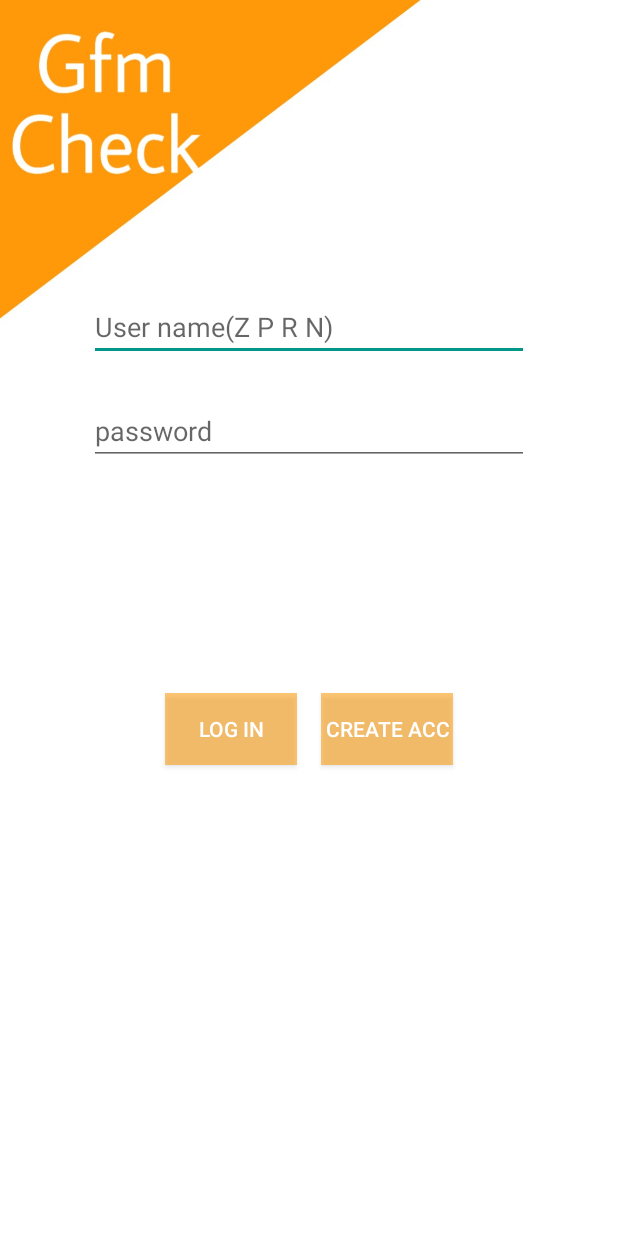
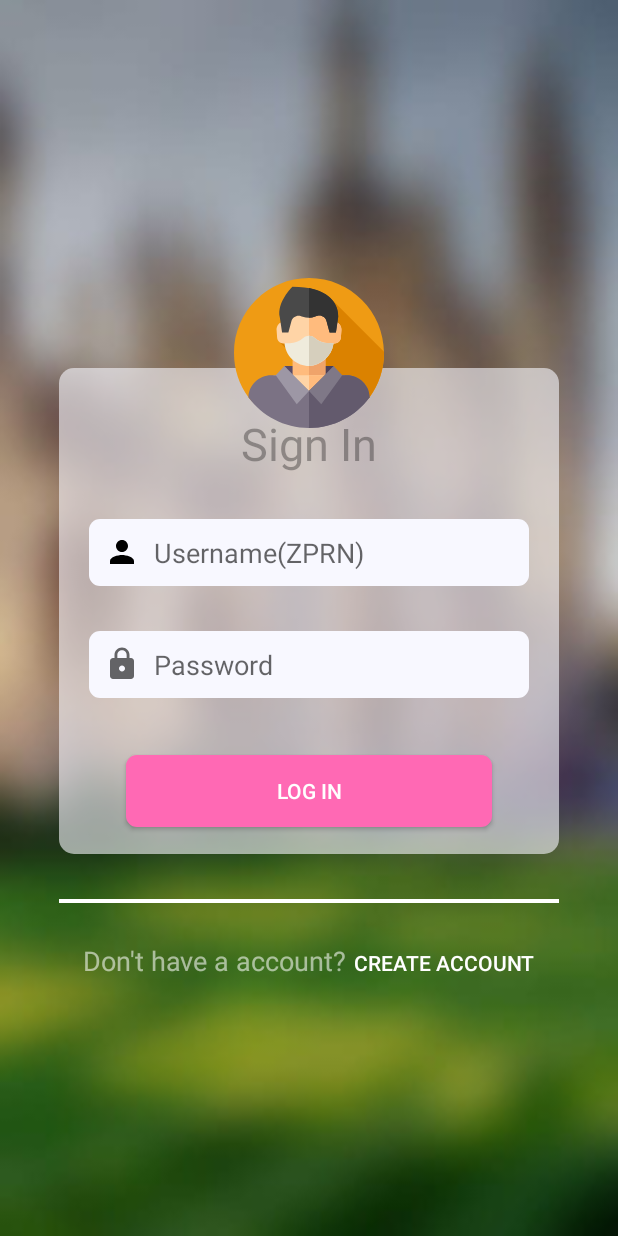
Before and after one commit to Asbaharoon/Students-academic, an Android app: the screen it shows after launch (loginact), on a phone screen of 412 x 824 dp. Run offline under Robolectric (Android 15) with nearby library versions, the phone set to English and light mode, and no system bars; our stand-ins replace Firebase (no records; nobody signed in at launch, a user with empty details on screens opened directly).

Commit message:
updated ui of login act

```diff
--- /dev/null
+++ b/app/src/main/res/drawable/curved_white_shape.xml
@@ -0,0 +1,14 @@
+<?xml version="1.0" encoding="utf-8"?>
+<selector xmlns:android="http://schemas.android.com/apk/res/android">
+
+    <item>
+
+        <shape android:shape="rectangle">
+            <solid android:color="#F8F8FF" />
+
+            <!--corners allow us to make the rounded corners button-->
+            <corners android:radius="7dp"/>
+
+        </shape>
+
+    </item></selector>
--- /dev/null
+++ b/app/src/main/res/drawable/ic_baseline_account_circle_24.xml
@@ -0,0 +1,5 @@
+<vector android:height="24dp" android:tint="#FF69B4"
+    android:viewportHeight="24" android:viewportWidth="24"
+    android:width="24dp" xmlns:android="http://schemas.android.com/apk/res/android">
+    <path android:fillColor="@android:color/white" android:pathData="M12,2C6.48,2 2,6.48 2,12s4.48,10 10,10 10,-4.48 10,-10S17.52,2 12,2zM12,5c1.66,0 3,1.34 3,3s-1.34,3 -3,3 -3,-1.34 -3,-3 1.34,-3 3,-3zM12,19.2c-2.5,0 -4.71,-1.28 -6,-3.22 0.03,-1.99 4,-3.08 6,-3.08 1.99,0 5.97,1.09 6,3.08 -1.29,1.94 -3.5,3.22 -6,3.22z"/>
+</vector>
--- /dev/null
+++ b/app/src/main/res/drawable/ic_baseline_lock_24.xml
@@ -0,0 +1,10 @@
+<vector xmlns:android="http://schemas.android.com/apk/res/android"
+    android:width="24dp"
+    android:height="24dp"
+    android:viewportWidth="24"
+    android:viewportHeight="24"
+    android:tint="?attr/colorControlNormal">
+  <path
+      android:fillColor="@android:color/white"
+      android:pathData="M18,8h-1L17,6c0,-2.76 -2.24,-5 -5,-5S7,3.24 7,6v2L6,8c-1.1,0 -2,0.9 -2,2v10c0,1.1 0.9,2 2,2h12c1.1,0 2,-0.9 2,-2L20,10c0,-1.1 -0.9,-2 -2,-2zM12,17c-1.1,0 -2,-0.9 -2,-2s0.9,-2 2,-2 2,0.9 2,2 -0.9,2 -2,2zM15.1,8L8.9,8L8.9,6c0,-1.71 1.39,-3.1 3.1,-3.1 1.71,0 3.1,1.39 3.1,3.1v2z"/>
+</vector>
--- /dev/null
+++ b/app/src/main/res/drawable/ic_baseline_supervisor_account_24.xml
@@ -0,0 +1,5 @@
+<vector android:height="24dp" android:tint="#FF69B4"
+    android:viewportHeight="24" android:viewportWidth="24"
+    android:width="24dp" xmlns:android="http://schemas.android.com/apk/res/android">
+    <path android:fillColor="@android:color/white" android:pathData="M16.5,12c1.38,0 2.49,-1.12 2.49,-2.5S17.88,7 16.5,7C15.12,7 14,8.12 14,9.5s1.12,2.5 2.5,2.5zM9,11c1.66,0 2.99,-1.34 2.99,-3S10.66,5 9,5C7.34,5 6,6.34 6,8s1.34,3 3,3zM16.5,14c-1.83,0 -5.5,0.92 -5.5,2.75L11,19h11v-2.25c0,-1.83 -3.67,-2.75 -5.5,-2.75zM9,13c-2.33,0 -7,1.17 -7,3.5L2,19h7v-2.25c0,-0.85 0.33,-2.34 2.37,-3.47C10.5,13.1 9.66,13 9,13z"/>
+</vector>
--- /dev/null
+++ b/app/src/main/res/drawable/ic_man.xml
@@ -0,0 +1,60 @@
+<vector xmlns:android="http://schemas.android.com/apk/res/android"
+    android:width="512dp"
+    android:height="512dp"
+    android:viewportWidth="512"
+    android:viewportHeight="512">
+  <path
+      android:pathData="m512,256c0,56.5 -18.31,108.72 -49.31,151.06 -46.57,63.62 -121.81,39.523 -206.69,39.523s-160.12,24.097 -206.69,-39.523c-31,-42.34 -49.31,-94.56 -49.31,-151.06 0,-141.38 114.62,-256 256,-256s256,114.62 256,256z"
+      android:fillColor="#ef9b14"/>
+  <path
+      android:pathData="m256,446.583c84.88,0 160.12,24.097 206.69,-39.523 31,-42.34 49.31,-94.56 49.31,-151.06 0,-1.499 -0.031,-2.991 -0.057,-4.484l-178.235,-178.236 -176.722,146.793 36.185,36.423c4.285,15.789 21.649,58.684 21.649,58.684l-165.51,91.88v0.001c46.571,63.619 121.81,39.522 206.69,39.522z"
+      android:fillColor="#db8200"/>
+  <path
+      android:pathData="m172.246,300.33h167.507v43.67h-167.507z"
+      android:fillColor="#584b66"/>
+  <path
+      android:pathData="m256,300.33h83.75v43.67h-83.75z"
+      android:fillColor="#4a3e56"/>
+  <path
+      android:pathData="m199.97,260.488h112.06v118.84h-112.06z"
+      android:fillColor="#ffbb7d"/>
+  <path
+      android:pathData="m256,260.491h56.03v118.84h-56.03z"
+      android:fillColor="#efa36a"/>
+  <path
+      android:pathData="m134.563,332.292h242.875v114.294h-242.875z"
+      android:fillColor="#ffd4a6"/>
+  <path
+      android:pathData="m256,332.292h121.44v114.291h-121.44z"
+      android:fillColor="#ffbb7d"/>
+  <path
+      android:pathData="m462.69,407.06c-46.57,63.62 -121.81,104.94 -206.69,104.94s-160.12,-41.32 -206.69,-104.94c1.28,-41.51 35.34,-74.77 77.16,-74.77h73.5l56.03,53.71 56.03,-53.71h73.51c41.83,0 75.88,33.25 77.15,74.77z"
+      android:fillColor="#7b7284"/>
+  <path
+      android:pathData="m462.69,407.06c-46.57,63.62 -121.81,104.94 -206.69,104.94v-126l43.81,-42 12.22,-11.71h73.51c41.83,0 75.88,33.25 77.15,74.77z"
+      android:fillColor="#635a6d"/>
+  <path
+      android:pathData="m349.62,151.149c-3.955,-60.043 -52.523,-82.233 -93.62,-82.233s-89.665,22.19 -93.62,82.233c-10.628,2.055 -18.177,15.995 -16.988,27.265l1.822,25.648c1.247,11.835 11.65,20.476 23.115,19.19l1.977,-0.214c23.485,63.063 60.316,69.638 83.694,73.33 23.378,-3.692 60.209,-10.267 83.694,-73.33l1.977,0.214c11.465,1.286 21.868,-7.354 23.115,-19.19l1.822,-25.648c1.189,-11.27 -6.36,-25.21 -16.988,-27.265z"
+      android:fillColor="#ffd4a6"/>
+  <path
+      android:pathData="m366.609,178.414 l-1.822,25.648c-1.247,11.835 -11.65,20.476 -23.115,19.19l-1.977,-0.214c-8.027,21.528 -17.602,36.48 -27.664,46.971 -19.404,20.242 -40.629,23.924 -56.03,26.359v-227.452c41.097,0 89.665,22.19 93.62,82.233 10.627,2.055 18.176,15.995 16.988,27.265z"
+      android:fillColor="#ffbb7d"/>
+  <path
+      android:pathData="m275.826,204.523c-11.431,-9.719 -28.221,-9.719 -39.652,0 -12.748,10.838 -28.758,17.094 -45.477,17.771l-18.392,0.744 1.233,7.414c6.705,40.322 41.586,69.882 82.461,69.882 41.791,-2.318 76.381,-33.318 83.247,-74.606l0.447,-2.69 -18.392,-0.744c-16.717,-0.677 -32.727,-6.933 -45.475,-17.771z"
+      android:fillColor="#efebdc"/>
+  <path
+      android:pathData="m339.69,223.04 l-0.44,2.69c-3.43,20.65 -13.8,38.72 -28.53,51.92s-33.82,21.53 -54.72,22.68v-103.1c7.06,0 14.12,2.43 19.83,7.29 12.74,10.84 28.75,17.1 45.47,17.77z"
+      android:fillColor="#d6cfbd"/>
+  <path
+      android:pathData="m172.246,300.33 l83.754,85.67 -41.877,45 -71.623,-98.708z"
+      android:fillColor="#9d97a5"/>
+  <path
+      android:pathData="m339.754,300.33 l-83.754,85.67 41.877,45 71.623,-98.708z"
+      android:fillColor="#7f7887"/>
+  <path
+      android:pathData="m199.25,29.5s-54.148,52.78 -42.933,104.863l7.816,51.887h21.5l10.279,-38.262c3.657,-13.613 17.69,-21.868 31.264,-18.07 1.306,0.365 2.605,0.777 3.895,1.235l3.759,1.334c13.766,4.886 28.778,4.402 42.388,-0.901 2.742,-1.068 5.534,-1.924 8.354,-2.57 13.376,-3.063 26.774,5.051 30.334,18.304l10.459,38.93h21.5l7.795,-54.024c1.673,-46.309 -35.554,-102.726 -156.41,-102.726z"
+      android:fillColor="#494949"/>
+  <path
+      android:pathData="m355.66,132.23 l-7.79,54.02h-21.5l-10.46,-38.93c-3.56,-13.25 -16.96,-21.37 -30.34,-18.3 -2.82,0.64 -5.61,1.5 -8.35,2.57 -6.84,2.66 -14.02,4.11 -21.22,4.27v-101.39c76.11,14.76 101.03,59.68 99.66,97.76z"
+      android:fillColor="#333"/>
+</vector>
--- /dev/null
+++ b/app/src/main/res/drawable/shape_button.xml
@@ -0,0 +1,14 @@
+<?xml version="1.0" encoding="utf-8"?>
+<selector xmlns:android="http://schemas.android.com/apk/res/android">
+
+    <item>
+
+        <shape android:shape="rectangle">
+            <solid android:color="#FF69B4" />
+
+            <!--corners allow us to make the rounded corners button-->
+            <corners android:radius="7dp"/>
+
+        </shape>
+
+    </item></selector>
--- /dev/null
+++ b/app/src/main/res/drawable/transparent_curved_white_shape.xml
@@ -0,0 +1,14 @@
+<?xml version="1.0" encoding="utf-8"?>
+<selector xmlns:android="http://schemas.android.com/apk/res/android">
+
+    <item>
+
+        <shape android:shape="rectangle">
+            <solid android:color="#98F8F8FF" />
+
+            <!--corners allow us to make the rounded corners button-->
+            <corners android:radius="10dp"/>
+
+        </shape>
+
+    </item></selector>
--- a/app/src/main/res/layout/activity_loginact.xml
+++ b/app/src/main/res/layout/activity_loginact.xml
@@ -4,72 +4,147 @@
     xmlns:tools="http://schemas.android.com/tools"
     android:layout_width="match_parent"
     android:layout_height="match_parent"
-    android:background="@drawable/bgd1"
+    android:background="@drawable/clgbackground"
     android:orientation="vertical"
     tools:context=".loginact">
 
+
+    <ScrollView
+        android:layout_width="match_parent"
+        android:layout_height="match_parent">
+
+        <LinearLayout
+            android:layout_width="match_parent"
+            android:layout_height="wrap_content"
+            android:orientation="vertical" >
+
+            <Button
+                android:id="@+id/bu"
+                android:layout_width="100dp"
+                android:layout_height="100dp"
+                android:layout_gravity="center"
+                android:layout_marginTop="185dp"
+                android:layout_marginBottom="-40dp"
+                android:background="@drawable/ic_man"
+                android:gravity="center"
+                android:text="" />
+
+
+            <LinearLayout
+            android:layout_width="match_parent"
+            android:layout_height="wrap_content"
+
+            android:paddingTop="0dp"
+            android:gravity="center"
+            android:layout_marginLeft="39dp"
+            android:layout_marginRight="39dp"
+                android:paddingBottom="10dp"
+            android:orientation="vertical"
+            android:background="@drawable/transparent_curved_white_shape">
+
+            <TextView
+                android:id="@+id/textView2001"
+                android:layout_width="match_parent"
+                android:layout_height="wrap_content"
+                android:layout_marginTop="30dp"
+                android:layout_marginBottom="30dp"
+                android:gravity="center"
+                android:text="Sign In"
+                android:textColor="#63272525"
+                android:textSize="30sp" />
 
             <EditText
                 android:id="@+id/editText"
                 android:layout_width="match_parent"
                 android:layout_height="wrap_content"
-        android:layout_marginStart="59dp"
-        android:layout_marginLeft="59dp"
-        android:layout_marginTop="195dp"
-        android:layout_marginEnd="59dp"
-        android:layout_marginRight="59dp"
+                android:layout_gravity="center"
+                android:background="@drawable/curved_white_shape"
+                android:drawableLeft="@drawable/ic_person_black_24dp"
                 android:ems="10"
-        android:hint="User name(Z P R N)"
-        android:inputType="textPersonName" />
+                android:hint="  Username(ZPRN)"
+                android:inputType="textPersonName"
+                android:layout_marginLeft="20dp"
+                android:layout_marginRight="20dp"
+                android:padding="10dp" />
 
             <EditText
                 android:id="@+id/editText2"
                 android:layout_width="match_parent"
                 android:layout_height="wrap_content"
-        android:layout_marginTop="24dp"
-        android:layout_marginStart="59dp"
-        android:layout_marginLeft="59dp"
-        android:layout_marginEnd="59dp"
-        android:layout_marginRight="59dp"
+
+                android:background="@drawable/curved_white_shape"
+                android:drawableLeft="@drawable/ic_baseline_lock_24"
                 android:ems="10"
-        android:hint="password"
-        android:inputType="textPassword" />
-
-    <LinearLayout
-        android:layout_marginTop="128dp"
-        android:layout_width="wrap_content"
-        android:layout_height="wrap_content"
-        android:layout_gravity="center_horizontal"
-        android:padding="16dp">
+                android:hint="  Password"
+                android:inputType="textPassword"
+                android:layout_marginLeft="20dp"
+                android:layout_marginRight="20dp"
+                android:layout_marginTop="30dp"
+                android:layout_marginBottom="30dp"
+                android:padding="10dp" />
 
             <Button
                 android:id="@+id/loginpagebutton"
                 android:layout_width="wrap_content"
                 android:layout_height="wrap_content"
-            android:background="#88FF9800"
+                android:layout_gravity="center"
+                android:layout_margin="8dp"
+                android:paddingRight="100dp"
+                android:paddingLeft="100dp"
+                android:background="@drawable/shape_button"
                 android:text="log in"
-            android:layout_margin="8dp"
+
                 android:textColor="#FFFFFF" />
+            </LinearLayout>
+
+            <TextView
+                android:id="@+id/textView2"
+                android:layout_width="match_parent"
+                android:layout_height="wrap_content"
+                android:text=""
+                android:layout_marginTop="30dp"
+                android:textSize="1dp"
+                android:layout_marginLeft="39dp"
+                android:layout_marginRight="39dp"
+                android:background="#FFFFFF"/>
+            <LinearLayout
+                android:layout_width="wrap_content"
+                android:layout_height="wrap_content"
+                android:layout_gravity="center_horizontal"
+                android:layout_marginTop="0dp"
+                android:padding="16dp">
+
+
+                <TextView
+                    android:id="@+id/textView4001"
+                    android:layout_width="wrap_content"
+                    android:layout_height="wrap_content"
+                    android:layout_weight="1"
+                    android:text="Don't have a account? "
+                    android:textColor="#90FFFFFF"
+                    android:textSize="18sp" />
 
                 <Button
                     android:id="@+id/signupbutton"
                     android:layout_width="wrap_content"
                     android:layout_height="wrap_content"
-            android:background="#88FF9800"
-            android:text="Create acc"
-            android:layout_margin="8dp"
+
+                    android:background="#00FF9800"
+                    android:text="Create account"
                     android:textColor="#FFFFFF" />
             </LinearLayout>
+        </LinearLayout>
+    </ScrollView>
+
 
     <TextView
+        android:id="@+id/a"
         android:layout_width="wrap_content"
         android:layout_height="wrap_content"
-        android:id="@+id/a"
         android:layout_marginStart="10sp"
+        android:layout_marginLeft="10sp"
         android:text="a"
-        android:layout_marginLeft="10sp"
-        android:visibility="gone"/>
-
+        android:visibility="gone" />
 
 
 </LinearLayout>
--- a/app/src/main/res/layout/fragment_settings.xml
+++ b/app/src/main/res/layout/fragment_settings.xml
@@ -1,13 +1,14 @@
 <?xml version="1.0" encoding="utf-8"?>
-<RelativeLayout xmlns:android="http://schemas.android.com/apk/res/android"
+<LinearLayout xmlns:android="http://schemas.android.com/apk/res/android"
     xmlns:app="http://schemas.android.com/apk/res-auto"
     android:layout_width="match_parent"
-    android:layout_height="match_parent">
+    android:layout_height="match_parent"
+    android:orientation="vertical">
+
     <LinearLayout
         android:layout_width="match_parent"
         android:layout_height="match_parent"
         android:orientation="vertical">
-
 
 
         <TextView
@@ -24,9 +25,10 @@
         <TextView
             android:layout_width="match_parent"
             android:layout_height="wrap_content"
-         android:text=" Change Password"
+            android:layout_marginTop="20dp"
             android:layout_marginBottom="0dp"
-         android:layout_marginTop="20dp"/>
+            android:text=" Change Password" />
+
         <EditText
             android:id="@+id/opwd"
             android:layout_width="match_parent"
@@ -34,10 +36,11 @@
             android:layout_marginTop="1dp"
             android:layout_marginEnd="40dp"
             android:layout_marginRight="4dp"
-         android:maxLength="10"
             android:ems="10"
             android:hint="Old Password"
-         android:inputType="textPassword" />
+            android:inputType="textPassword"
+            android:maxLength="10" />
+
         <EditText
             android:id="@+id/npwd"
             android:layout_width="match_parent"
@@ -45,10 +48,11 @@
             android:layout_marginTop="1dp"
             android:layout_marginEnd="40dp"
             android:layout_marginRight="4dp"
-         android:maxLength="10"
             android:ems="10"
             android:hint="New Password"
-         android:inputType="textPassword" />
+            android:inputType="textPassword"
+            android:maxLength="10" />
+
         <EditText
             android:id="@+id/cnpwd"
             android:layout_width="match_parent"
@@ -56,10 +60,10 @@
             android:layout_marginTop="1dp"
             android:layout_marginEnd="40dp"
             android:layout_marginRight="4dp"
-         android:maxLength="10"
             android:ems="10"
             android:hint="confirm New Password"
-         android:inputType="textPassword" />
+            android:inputType="textPassword"
+            android:maxLength="10" />
 
         <Button
             android:id="@+id/set"
@@ -84,35 +88,37 @@
             android:layout_marginRight="270dp"
             android:background="#02FFFFFF"
             app:srcCompat="@drawable/ic_exit_to_app_black_24dp" />
-     <TextView
-         android:layout_width="match_parent"
-         android:layout_height="wrap_content"
-         android:text="*logout"
-         android:layout_marginBottom="0dp"
-         android:layout_marginRight="270dp"
-         android:layout_marginStart="45dp"
-         android:layout_marginTop="0dp"/>
 
         <TextView
             android:layout_width="match_parent"
             android:layout_height="wrap_content"
-         android:text="*l"
-         android:layout_marginBottom="0dp"
-         android:layout_marginRight="270dp"
             android:layout_marginStart="45dp"
             android:layout_marginTop="0dp"
+            android:layout_marginRight="270dp"
+            android:layout_marginBottom="0dp"
+            android:text="*logout" />
+
+        <TextView
             android:id="@+id/now"
-         android:visibility="gone"/>
-     <TextView
             android:layout_width="match_parent"
             android:layout_height="wrap_content"
-         android:text="*m"
-         android:layout_marginBottom="0dp"
-         android:layout_marginRight="270dp"
             android:layout_marginStart="45dp"
             android:layout_marginTop="0dp"
+            android:layout_marginRight="270dp"
+            android:layout_marginBottom="0dp"
+            android:text="*l"
+            android:visibility="gone" />
+
+        <TextView
             android:id="@+id/now1"
-         android:visibility="gone"/>
+            android:layout_width="match_parent"
+            android:layout_height="wrap_content"
+            android:layout_marginStart="45dp"
+            android:layout_marginTop="0dp"
+            android:layout_marginRight="270dp"
+            android:layout_marginBottom="0dp"
+            android:text="*m"
+            android:visibility="gone" />
 
     </LinearLayout>
-</RelativeLayout>
+</LinearLayout>
```
Also changed, not shown: app/src/main/res/drawable-xxxhdpi/clgbackground.jpeg (added). Lines whose indentation alone changed are shown as unchanged.
